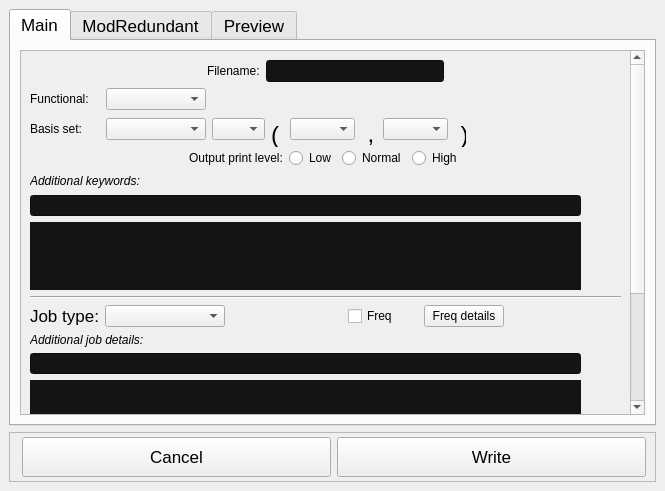
The window that UIs/SetupWindow.ui (isaksengeir/REACT) describes before a commit, drawn with Qt 5.
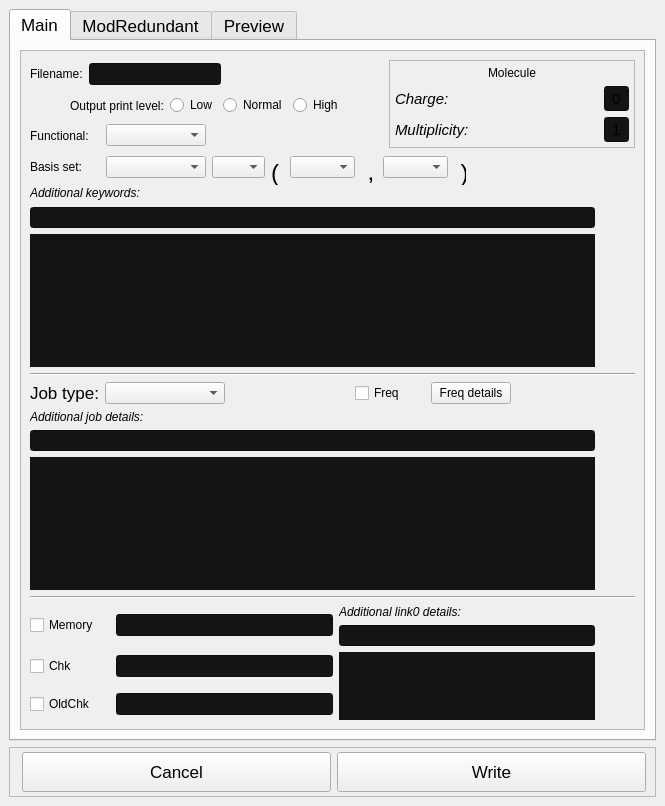
The same window after the commit. Icons and pictures are not drawn.

Commit message: Calcsetup: added charge and multiplicity

Diff of the .ui file:
```diff
--- a/UIs/SetupWindow.ui
+++ b/UIs/SetupWindow.ui
@@ -7,7 +7,7 @@
     <x>0</x>
     <y>0</y>
     <width>665</width>
-    <height>491</height>
+    <height>806</height>
    </rect>
   </property>
   <property name="font">
@@ -48,8 +48,8 @@
        <attribute name="title">
         <string>Main</string>
        </attribute>
-       <layout class="QVBoxLayout" name="verticalLayout_18">
-        <item>
+       <layout class="QGridLayout" name="gridLayout_14">
+        <item row="0" column="0">
          <widget class="QScrollArea" name="scrollArea">
           <property name="styleSheet">
            <string notr="true"/>
@@ -63,25 +63,12 @@
              <x>0</x>
              <y>0</y>
              <width>578</width>
-             <height>663</height>
+             <height>681</height>
             </rect>
            </property>
-           <layout class="QVBoxLayout" name="verticalLayout_17">
-            <item>
+           <layout class="QGridLayout" name="gridLayout_28">
+            <item row="0" column="0">
              <layout class="QHBoxLayout" name="horizontalLayout_9">
-              <item>
-               <spacer name="horizontalSpacer_5">
-                <property name="orientation">
-                 <enum>Qt::Horizontal</enum>
-                </property>
-                <property name="sizeHint" stdset="0">
-                 <size>
-                  <width>66</width>
-                  <height>20</height>
-                 </size>
-                </property>
-               </spacer>
-              </item>
               <item>
                <widget class="QLabel" name="label_4">
                 <property name="font">
@@ -116,7 +103,179 @@
               </item>
              </layout>
             </item>
-            <item>
+            <item row="0" column="1" rowspan="3">
+             <widget class="QFrame" name="frame">
+              <property name="frameShape">
+               <enum>QFrame::StyledPanel</enum>
+              </property>
+              <property name="frameShadow">
+               <enum>QFrame::Raised</enum>
+              </property>
+              <layout class="QGridLayout" name="gridLayout_27">
+               <property name="leftMargin">
+                <number>5</number>
+               </property>
+               <property name="topMargin">
+                <number>5</number>
+               </property>
+               <property name="rightMargin">
+                <number>5</number>
+               </property>
+               <property name="bottomMargin">
+                <number>5</number>
+               </property>
+               <item row="0" column="0" colspan="2">
+                <widget class="QLabel" name="label_32">
+                 <property name="text">
+                  <string>Molecule</string>
+                 </property>
+                 <property name="alignment">
+                  <set>Qt::AlignCenter</set>
+                 </property>
+                </widget>
+               </item>
+               <item row="1" column="0">
+                <widget class="QLabel" name="label_33">
+                 <property name="font">
+                  <font>
+                   <pointsize>11</pointsize>
+                   <italic>true</italic>
+                  </font>
+                 </property>
+                 <property name="text">
+                  <string>Charge:</string>
+                 </property>
+                </widget>
+               </item>
+               <item row="1" column="1">
+                <widget class="QLineEdit" name="lineEdit_3">
+                 <property name="minimumSize">
+                  <size>
+                   <width>25</width>
+                   <height>25</height>
+                  </size>
+                 </property>
+                 <property name="maximumSize">
+                  <size>
+                   <width>25</width>
+                   <height>25</height>
+                  </size>
+                 </property>
+                 <property name="font">
+                  <font>
+                   <pointsize>11</pointsize>
+                  </font>
+                 </property>
+                 <property name="text">
+                  <string>0</string>
+                 </property>
+                 <property name="alignment">
+                  <set>Qt::AlignCenter</set>
+                 </property>
+                </widget>
+               </item>
+               <item row="2" column="0">
+                <widget class="QLabel" name="label_34">
+                 <property name="font">
+                  <font>
+                   <pointsize>11</pointsize>
+                   <italic>true</italic>
+                  </font>
+                 </property>
+                 <property name="text">
+                  <string>Multiplicity:</string>
+                 </property>
+                </widget>
+               </item>
+               <item row="2" column="1">
+                <widget class="QLineEdit" name="lineEdit_4">
+                 <property name="minimumSize">
+                  <size>
+                   <width>25</width>
+                   <height>25</height>
+                  </size>
+                 </property>
+                 <property name="maximumSize">
+                  <size>
+                   <width>25</width>
+                   <height>25</height>
+                  </size>
+                 </property>
+                 <property name="font">
+                  <font>
+                   <pointsize>11</pointsize>
+                  </font>
+                 </property>
+                 <property name="text">
+                  <string>1</string>
+                 </property>
+                 <property name="alignment">
+                  <set>Qt::AlignCenter</set>
+                 </property>
+                </widget>
+               </item>
+              </layout>
+             </widget>
+            </item>
+            <item row="1" column="0">
+             <layout class="QHBoxLayout" name="horizontalLayout_25">
+              <item>
+               <spacer name="horizontalSpacer_31">
+                <property name="orientation">
+                 <enum>Qt::Horizontal</enum>
+                </property>
+                <property name="sizeHint" stdset="0">
+                 <size>
+                  <width>40</width>
+                  <height>20</height>
+                 </size>
+                </property>
+               </spacer>
+              </item>
+              <item>
+               <widget class="QLabel" name="label_31">
+                <property name="text">
+                 <string>Output print level:</string>
+                </property>
+               </widget>
+              </item>
+              <item>
+               <widget class="QRadioButton" name="radioButton">
+                <property name="text">
+                 <string>Low</string>
+                </property>
+               </widget>
+              </item>
+              <item>
+               <widget class="QRadioButton" name="radioButton_2">
+                <property name="text">
+                 <string>Normal</string>
+                </property>
+               </widget>
+              </item>
+              <item>
+               <widget class="QRadioButton" name="radioButton_3">
+                <property name="text">
+                 <string>High</string>
+                </property>
+               </widget>
+              </item>
+              <item>
+               <spacer name="horizontalSpacer_32">
+                <property name="orientation">
+                 <enum>Qt::Horizontal</enum>
+                </property>
+                <property name="sizeHint" stdset="0">
+                 <size>
+                  <width>40</width>
+                  <height>20</height>
+                 </size>
+                </property>
+               </spacer>
+              </item>
+             </layout>
+            </item>
+            <item row="2" column="0">
              <layout class="QHBoxLayout" name="horizontalLayout_7">
               <item>
                <widget class="QLabel" name="funct_label_1">
@@ -171,7 +330,7 @@
               </item>
              </layout>
             </item>
-            <item>
+            <item row="3" column="0" colspan="2">
              <layout class="QHBoxLayout" name="horizontalLayout_8">
               <item>
                <widget class="QLabel" name="basis_label_1">
@@ -379,65 +538,7 @@
               </item>
              </layout>
             </item>
-            <item>
-             <layout class="QHBoxLayout" name="horizontalLayout_14">
-              <item>
-               <spacer name="horizontalSpacer_6">
-                <property name="orientation">
-                 <enum>Qt::Horizontal</enum>
-                </property>
-                <property name="sizeHint" stdset="0">
-                 <size>
-                  <width>40</width>
-                  <height>20</height>
-                 </size>
-                </property>
-               </spacer>
-              </item>
-              <item>
-               <widget class="QLabel" name="label_12">
-                <property name="text">
-                 <string>Output print level:</string>
-                </property>
-               </widget>
-              </item>
-              <item>
-               <widget class="QRadioButton" name="radioButton">
-                <property name="text">
-                 <string>Low</string>
-                </property>
-               </widget>
-              </item>
-              <item>
-               <widget class="QRadioButton" name="radioButton_2">
-                <property name="text">
-                 <string>Normal</string>
-                </property>
-               </widget>
-              </item>
-              <item>
-               <widget class="QRadioButton" name="radioButton_3">
-                <property name="text">
-                 <string>High</string>
-                </property>
-               </widget>
-              </item>
-              <item>
-               <spacer name="horizontalSpacer_7">
-                <property name="orientation">
-                 <enum>Qt::Horizontal</enum>
-                </property>
-                <property name="sizeHint" stdset="0">
-                 <size>
-                  <width>40</width>
-                  <height>20</height>
-                 </size>
-                </property>
-               </spacer>
-              </item>
-             </layout>
-            </item>
-            <item>
+            <item row="4" column="0" colspan="2">
              <layout class="QGridLayout" name="gridLayout_10">
               <property name="rightMargin">
                <number>10</number>
@@ -644,14 +745,14 @@
               </item>
              </layout>
             </item>
-            <item>
+            <item row="5" column="0" colspan="2">
              <widget class="Line" name="line_2">
               <property name="orientation">
                <enum>Qt::Horizontal</enum>
               </property>
              </widget>
             </item>
-            <item>
+            <item row="6" column="0" colspan="2">
              <layout class="QHBoxLayout" name="horizontalLayout_10">
               <item>
                <widget class="QLabel" name="label_3">
@@ -739,7 +840,7 @@
               </item>
              </layout>
             </item>
-            <item>
+            <item row="7" column="0" colspan="2">
              <layout class="QGridLayout" name="gridLayout_7">
               <property name="rightMargin">
                <number>10</number>
@@ -946,90 +1047,32 @@
               </item>
              </layout>
             </item>
-            <item>
+            <item row="8" column="0" colspan="2">
              <widget class="Line" name="line">
               <property name="orientation">
                <enum>Qt::Horizontal</enum>
               </property>
              </widget>
             </item>
-            <item>
-             <layout class="QHBoxLayout" name="horizontalLayout_4">
-              <item>
-               <layout class="QVBoxLayout" name="verticalLayout_3">
-                <item>
-                 <layout class="QHBoxLayout" name="horizontalLayout_3">
-                  <item>
-                   <widget class="QCheckBox" name="checkBox_mem">
-                    <property name="minimumSize">
-                     <size>
-                      <width>80</width>
-                      <height>0</height>
-                     </size>
-                    </property>
-                    <property name="text">
-                     <string>Memory</string>
-                    </property>
-                   </widget>
-                  </item>
-                  <item>
-                   <widget class="QLineEdit" name="lineEdit_mem"/>
-                  </item>
-                 </layout>
-                </item>
-                <item>
-                 <layout class="QHBoxLayout" name="horizontalLayout">
-                  <item>
-                   <widget class="QCheckBox" name="checkBox_chk">
-                    <property name="minimumSize">
-                     <size>
-                      <width>80</width>
-                      <height>0</height>
-                     </size>
-                    </property>
-                    <property name="text">
-                     <string>Chk</string>
-                    </property>
-                   </widget>
-                  </item>
-                  <item>
-                   <widget class="QLineEdit" name="lineEdit_chk"/>
-                  </item>
-                 </layout>
-                </item>
-                <item>
-                 <layout class="QHBoxLayout" name="horizontalLayout_6">
-                  <item>
-                   <widget class="QCheckBox" name="checkBox_oldchk">
-                    <property name="minimumSize">
-                     <size>
-                      <width>80</width>
-                      <height>0</height>
-                     </size>
-                    </property>
-                    <property name="text">
-                     <string>OldChk</string>
-                    </property>
-                   </widget>
-                  </item>
-                  <item>
-                   <widget class="QLineEdit" name="lineEdit_oldchk">
-                    <property name="minimumSize">
-                     <size>
-                      <width>0</width>
-                      <height>21</height>
-                     </size>
-                    </property>
-                   </widget>
-                  </item>
-                 </layout>
-                </item>
-               </layout>
+            <item row="9" column="0" colspan="2">
+             <layout class="QGridLayout" name="gridLayout_9">
+              <item row="0" column="0">
+               <widget class="QCheckBox" name="checkBox_mem_2">
+                <property name="minimumSize">
+                 <size>
+                  <width>80</width>
+                  <height>0</height>
+                 </size>
+                </property>
+                <property name="text">
+                 <string>Memory</string>
+                </property>
+               </widget>
               </item>
-              <item>
-               <layout class="QGridLayout" name="gridLayout_8">
+              <item row="0" column="2" rowspan="3">
+               <layout class="QGridLayout" name="gridLayout_12">
                 <property name="rightMargin">
-                 <number>0</number>
+                 <number>10</number>
                 </property>
                 <item row="1" column="1" rowspan="2">
                  <layout class="QVBoxLayout" name="verticalLayout_8">
@@ -1149,6 +1192,30 @@
                   </item>
                  </layout>
                 </item>
+                <item row="1" column="0">
+                 <widget class="QLineEdit" name="LineEdit_link0">
+                  <property name="minimumSize">
+                   <size>
+                    <width>100</width>
+                    <height>21</height>
+                   </size>
+                  </property>
+                  <property name="maximumSize">
+                   <size>
+                    <width>16777215</width>
+                    <height>21</height>
+                   </size>
+                  </property>
+                  <property name="font">
+                   <font>
+                    <italic>true</italic>
+                   </font>
+                  </property>
+                  <property name="text">
+                   <string/>
+                  </property>
+                 </widget>
+                </item>
                 <item row="0" column="0">
                  <widget class="QLabel" name="label_add_route">
                   <property name="minimumSize">
@@ -1159,8 +1226,8 @@
                   </property>
                   <property name="maximumSize">
                    <size>
-                    <width>16777215</width>
-                    <height>10</height>
+                    <width>100</width>
+                    <height>50</height>
                    </size>
                   </property>
                   <property name="font">
@@ -1169,36 +1236,21 @@
                    </font>
                   </property>
                   <property name="text">
-                   <string>Additional link 0 details:</string>
+                   <string>Additional link0 details:</string>
                   </property>
-                 </widget>
-                </item>
-                <item row="1" column="0">
-                 <widget class="QLineEdit" name="lineEdit_link0">
-                  <property name="minimumSize">
-                   <size>
-                    <width>10</width>
-                    <height>21</height>
-                   </size>
-                  </property>
-                  <property name="maximumSize">
-                   <size>
-                    <width>16777215</width>
-                    <height>16777215</height>
-                   </size>
-                  </property>
-                  <property name="font">
-                   <font>
-                    <italic>true</italic>
-                   </font>
-                  </property>
-                  <property name="text">
-                   <string/>
+                  <property name="alignment">
+                   <set>Qt::AlignLeading|Qt::AlignLeft|Qt::AlignTop</set>
                   </property>
                  </widget>
                 </item>
                 <item row="2" column="0">
                  <widget class="QListWidget" name="list_link0">
+                  <property name="sizePolicy">
+                   <sizepolicy hsizetype="Expanding" vsizetype="Expanding">
+                    <horstretch>0</horstretch>
+                    <verstretch>0</verstretch>
+                   </sizepolicy>
+                  </property>
                   <property name="minimumSize">
                    <size>
                     <width>0</width>
@@ -1207,7 +1259,7 @@
                   </property>
                   <property name="maximumSize">
                    <size>
-                    <width>190000</width>
+                    <width>1529996</width>
                     <height>16777215</height>
                    </size>
                   </property>
@@ -1224,6 +1276,48 @@
                 </item>
                </layout>
               </item>
+              <item row="1" column="0">
+               <widget class="QCheckBox" name="checkBox_chk">
+                <property name="minimumSize">
+                 <size>
+                  <width>80</width>
+                  <height>0</height>
+                 </size>
+                </property>
+                <property name="text">
+                 <string>Chk</string>
+                </property>
+               </widget>
+              </item>
+              <item row="1" column="1">
+               <widget class="QLineEdit" name="lineEdit_chk"/>
+              </item>
+              <item row="2" column="0">
+               <widget class="QCheckBox" name="checkBox_oldchk">
+                <property name="minimumSize">
+                 <size>
+                  <width>80</width>
+                  <height>0</height>
+                 </size>
+                </property>
+                <property name="text">
+                 <string>OldChk</string>
+                </property>
+               </widget>
+              </item>
+              <item row="2" column="1">
+               <widget class="QLineEdit" name="lineEdit_oldchk">
+                <property name="minimumSize">
+                 <size>
+                  <width>0</width>
+                  <height>21</height>
+                 </size>
+                </property>
+               </widget>
+              </item>
+              <item row="0" column="1">
+               <widget class="QLineEdit" name="lineEdit_mem_2"/>
+              </item>
              </layout>
             </item>
            </layout>
```
Left out of the diff: 8 changed lines with no effect on the pictures. The commit also changes 1 other file.
